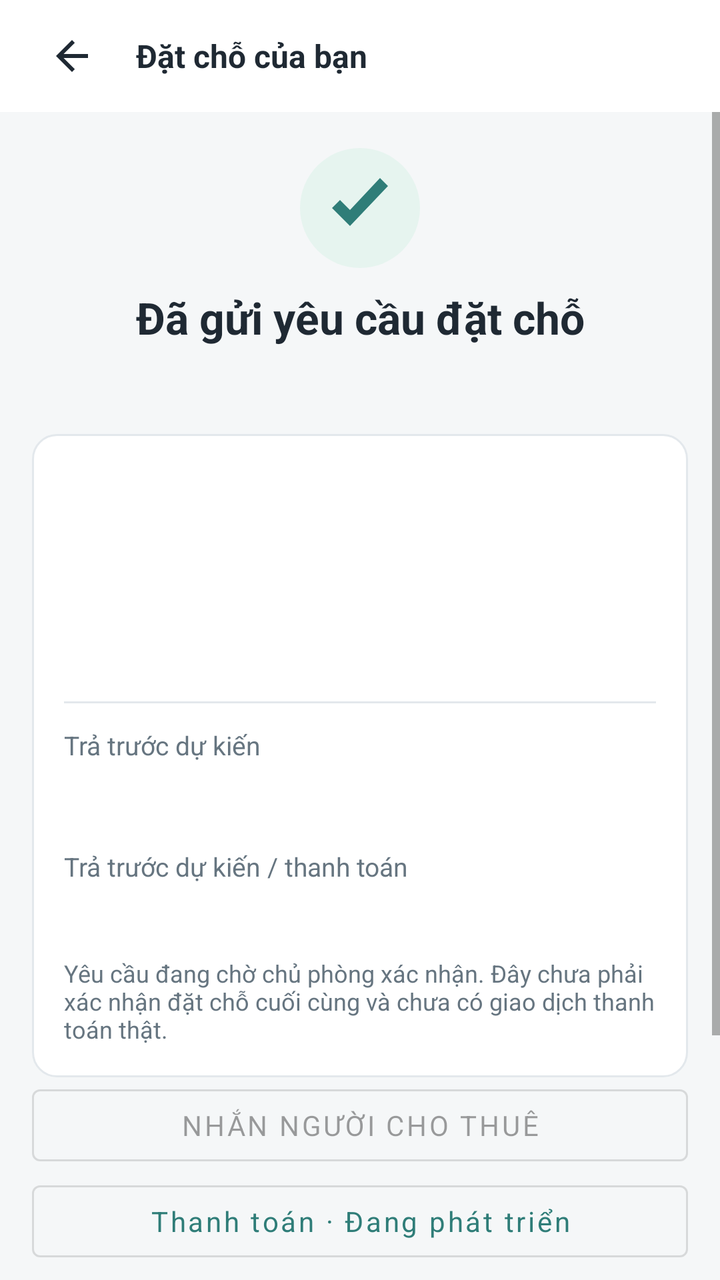
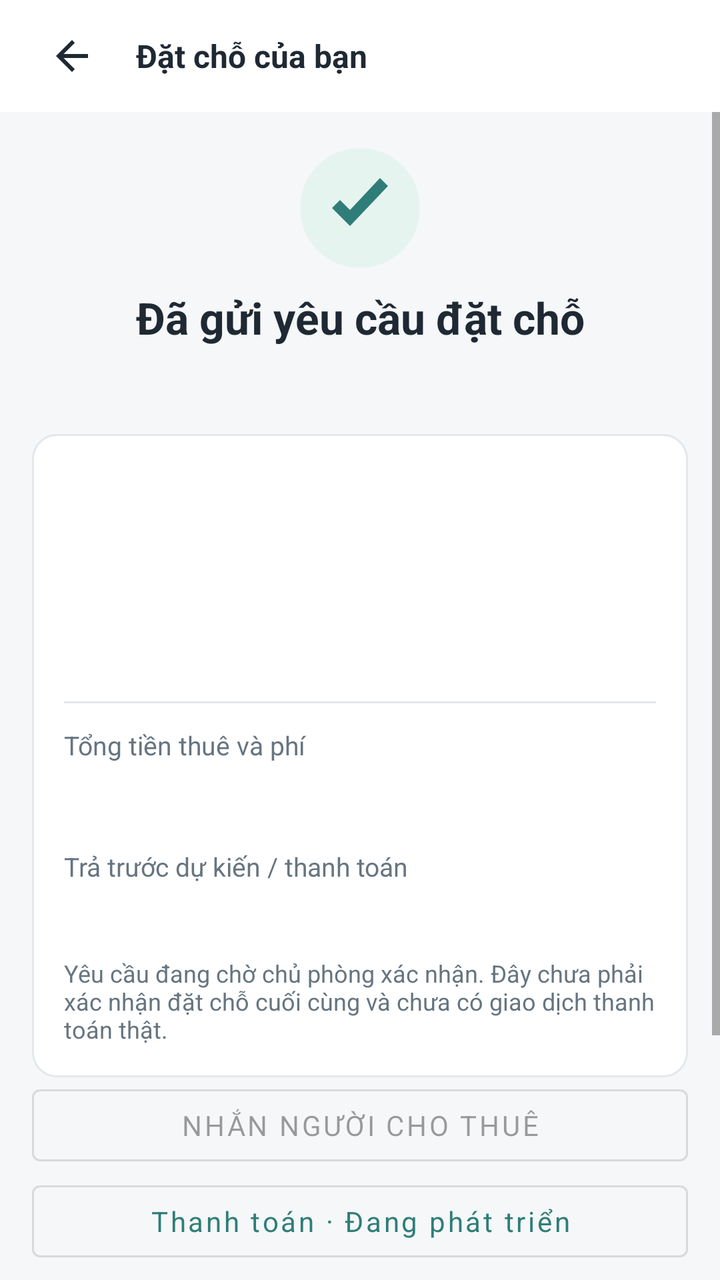

Compare the two renders of this Android layout. The source of the first and the diff that turns it into the second are given below.
<!-- AndroidManifest.xml: application theme Theme.BroomSharing -->
<!-- res/layout/activity_booking_success.xml -->
<?xml version="1.0" encoding="utf-8"?>
<androidx.constraintlayout.widget.ConstraintLayout xmlns:android="http://schemas.android.com/apk/res/android"
    xmlns:app="http://schemas.android.com/apk/res-auto"
    xmlns:tools="http://schemas.android.com/tools"
    android:layout_width="match_parent"
    android:layout_height="match_parent"
    android:background="@color/screen_bg"
    tools:context=".BookingSuccessActivity">

    <LinearLayout
        android:id="@+id/topBar"
        android:layout_width="0dp"
        android:layout_height="56dp"
        android:background="@color/white"
        android:gravity="center_vertical"
        android:orientation="horizontal"
        android:paddingStart="12dp"
        android:paddingEnd="12dp"
        app:layout_constraintEnd_toEndOf="parent"
        app:layout_constraintStart_toStartOf="parent"
        app:layout_constraintTop_toTopOf="parent">
        <ImageButton android:id="@+id/confirmationBack" android:layout_width="48dp" android:layout_height="48dp" android:padding="12dp" android:background="?attr/selectableItemBackgroundBorderless" android:src="@drawable/ic_arrow_back" android:contentDescription="Quay lại" />
        <TextView android:layout_width="0dp" android:layout_height="wrap_content" android:layout_marginStart="8dp" android:layout_weight="1" android:text="Đặt chỗ của bạn" android:textColor="@color/text_primary" android:textSize="16sp" android:textStyle="bold" />
    </LinearLayout>

    <ScrollView
        xmlns:android="http://schemas.android.com/apk/res/android"
        android:layout_width="0dp"
        android:layout_height="0dp"
        android:fillViewport="true"
        app:layout_constraintTop_toBottomOf="@id/topBar"
        app:layout_constraintBottom_toBottomOf="parent"
        app:layout_constraintStart_toStartOf="parent"
        app:layout_constraintEnd_toEndOf="parent">

        <LinearLayout
            android:layout_width="match_parent"
            android:layout_height="wrap_content"
            android:orientation="vertical"
            android:padding="16dp">

            <ImageView
                android:layout_width="64dp"
                android:layout_height="64dp"
                android:layout_gravity="center_horizontal"
                android:contentDescription="Đã gửi yêu cầu"
                android:src="@drawable/ic_check" />

            <TextView
                android:id="@+id/tvConfirmationTitle"
                android:layout_width="match_parent"
                android:layout_height="wrap_content"
                android:layout_marginTop="8dp"
                android:gravity="center"
                android:text="@string/booking_success_title"
                android:textColor="@color/text_primary"
                android:textSize="22sp"
                android:textStyle="bold" />

            <Button android:id="@+id/confirmationRetry" android:layout_width="match_parent" android:layout_height="wrap_content" android:text="@string/booking_refresh" android:visibility="gone" />
            <TextView
                android:id="@+id/tvConfirmationCode"
                android:layout_width="match_parent"
                android:layout_height="wrap_content"
                android:layout_marginTop="8dp"
                android:gravity="center"
                android:textColor="@color/teal_dark"
                android:textSize="13sp"
                android:textStyle="bold" />

            <LinearLayout
                android:id="@+id/confirmationBody"
                android:layout_width="match_parent"
                android:layout_height="wrap_content"
                android:layout_marginTop="18dp"
                android:background="@drawable/bg_card"
                android:orientation="vertical"
                android:padding="16dp">

                <TextView
                    android:id="@+id/tvConfirmationRoom"
                    android:layout_width="match_parent"
                    android:layout_height="wrap_content"
                    android:textColor="@color/text_primary"
                    android:textSize="17sp"
                    android:textStyle="bold" />

                <TextView
                    android:id="@+id/tvConfirmationAddress"
                    android:layout_width="match_parent"
                    android:layout_height="wrap_content"
                    android:layout_marginTop="6dp"
                    android:textColor="@color/text_secondary"
                    android:textSize="13sp" />

                <TextView
                    android:id="@+id/tvConfirmationRange"
                    android:layout_width="match_parent"
                    android:layout_height="wrap_content"
                    android:layout_marginTop="14dp"
                    android:textColor="@color/text_primary"
                    android:textSize="13sp" />

                <TextView
                    android:id="@+id/tvConfirmationMode"
                    android:layout_width="match_parent"
                    android:layout_height="wrap_content"
                    android:layout_marginTop="8dp"
                    android:textColor="@color/text_secondary"
                    android:textSize="13sp" />

                <View
                    android:layout_width="match_parent"
                    android:layout_height="1dp"
                    android:layout_marginTop="14dp"
                    android:background="@color/border" />

                <TextView
                    android:layout_width="match_parent"
                    android:layout_height="wrap_content"
                    android:layout_marginTop="12dp"
                    android:text="@string/booking_total_label"
                    android:textColor="@color/text_secondary"
                    android:textSize="13sp" />

                <TextView
                    android:id="@+id/tvConfirmationTotal"
                    android:layout_width="match_parent"
                    android:layout_height="wrap_content"
                    android:layout_marginTop="4dp"
                    android:textColor="@color/teal_dark"
                    android:textSize="20sp"
                    android:textStyle="bold" />

                <TextView
                    android:layout_width="match_parent"
                    android:layout_height="wrap_content"
                    android:layout_marginTop="12dp"
                    android:text="@string/booking_deposit_unpaid"
                    android:textColor="@color/text_secondary"
                    android:textSize="13sp" />

                <TextView
                    android:id="@+id/tvConfirmationDeposit"
                    android:layout_width="match_parent"
                    android:layout_height="wrap_content"
                    android:layout_marginTop="4dp"
                    android:textColor="@color/text_primary"
                    android:textSize="15sp"
                    android:textStyle="bold" />

                <TextView
                    android:layout_width="match_parent"
                    android:layout_height="wrap_content"
                    android:layout_marginTop="12dp"
                    android:id="@+id/tvConfirmationNote"
                    android:text="@string/booking_pending_explanation"
                    android:textColor="@color/text_secondary"
                    android:textSize="12sp" />
            </LinearLayout>

            <com.google.android.material.button.MaterialButton android:id="@+id/bookingChat" style="@style/Widget.MaterialComponents.Button.OutlinedButton" android:layout_width="match_parent" android:layout_height="wrap_content" android:text="@string/chat_contact" android:enabled="false" />
            <com.google.android.material.button.MaterialButton android:id="@+id/bookingPayment" style="@style/Widget.MaterialComponents.Button.OutlinedButton" android:layout_width="match_parent" android:layout_height="wrap_content" android:text="Thanh toán · Đang phát triển" android:textAllCaps="false" />
            <com.google.android.material.button.MaterialButton
                android:id="@+id/btnGoBookings"
                style="@style/Widget.BroomSharing.AuthButton"
                android:layout_width="match_parent"
                android:layout_height="wrap_content"
                android:layout_marginTop="16dp"
                android:text="@string/booking_to_my_bookings" />

            <com.google.android.material.button.MaterialButton
                android:id="@+id/btnBackExplore"
                style="@style/Widget.MaterialComponents.Button.OutlinedButton"
                android:layout_width="match_parent"
                android:layout_height="wrap_content"
                android:layout_marginTop="8dp"
                android:layout_marginBottom="16dp"
                android:text="@string/booking_continue_explore" />
        </LinearLayout>
    </ScrollView>
</androidx.constraintlayout.widget.ConstraintLayout>
<!-- resources referenced by this layout -->
<resources>
  <color name="border">#E3E8EC</color>
  <color name="screen_bg">#F5F7F8</color>
  <color name="teal_dark">#246863</color>
  <color name="text_primary">#1F2933</color>
  <color name="text_secondary">#667580</color>
  <color name="white">#FFFFFF</color>
  <!-- drawable bg_card (drawable) -->
  <shape xmlns:android="http://schemas.android.com/apk/res/android" android:shape="rectangle">
      <solid android:color="@color/white" />
      <corners android:radius="12dp" />
      <stroke android:width="1dp" android:color="@color/border" />
  </shape>
  <!-- drawable ic_arrow_back (drawable) -->
  <vector xmlns:android="http://schemas.android.com/apk/res/android" android:width="24dp" android:height="24dp" android:viewportWidth="24" android:viewportHeight="24">
      <path android:fillColor="#1F2933" android:pathData="M20,11H7.8l5.6,-5.6L12,4l-8,8 8,8 1.4,-1.4L7.8,13H20z"/>
  </vector>
  <!-- drawable ic_check (drawable) -->
  <vector xmlns:android="http://schemas.android.com/apk/res/android" android:width="64dp" android:height="64dp" android:viewportWidth="64" android:viewportHeight="64">
      <path android:fillColor="#E6F4EF" android:pathData="M32,2a30,30 0,1 0,0,60 30,30 0,0 0,0,-60"/>
      <path android:fillColor="#2F7D78" android:pathData="M18,32l9,9 19,-20 -4,-4 -15,16 -5,-5z"/>
  </vector>
  <string name="booking_continue_explore">Tiếp tục khám phá</string>
  <string name="booking_deposit_unpaid">Trả trước dự kiến / thanh toán</string>
  <string name="booking_pending_explanation">Yêu cầu đang chờ chủ phòng xác nhận. Đây chưa phải xác nhận đặt chỗ cuối cùng và chưa có giao dịch thanh toán thật.</string>
  <string name="booking_refresh">Thử lại / làm mới</string>
  <string name="booking_success_title">Đã gửi yêu cầu đặt chỗ</string>
  <string name="booking_to_my_bookings">Về đặt chỗ của tôi</string>
  <string name="booking_total_label">Trả trước dự kiến</string>
  <string name="chat_contact">Nhắn người cho thuê</string>
  <style name="Widget.BroomSharing.AuthButton" parent="Widget.MaterialComponents.Button">
          <item name="android:layout_width">match_parent</item>
          <item name="android:layout_height">wrap_content</item>
          <item name="android:minHeight">56dp</item>
          <item name="android:layout_marginTop">12dp</item>
          <item name="android:textAllCaps">false</item>
          <item name="android:textSize">16sp</item>
          <item name="cornerRadius">12dp</item>
          <item name="backgroundTint">@color/teal</item>
      </style>
  <style name="Theme.BroomSharing" parent="Theme.MaterialComponents.DayNight.NoActionBar">
          <item name="colorPrimary">@color/teal</item>
          <item name="colorSecondary">@color/teal</item>
          <item name="colorPrimaryVariant">@color/teal_dark</item>
          <item name="colorOnPrimary">@color/white</item>
          <item name="android:fontFamily">sans-serif</item>
          <item name="android:windowLightStatusBar">true</item>
          <item name="android:statusBarColor">@color/white</item>
          <item name="android:navigationBarColor">@color/white</item>
          <item name="android:windowBackground">@color/screen_bg</item>
      </style>
  <color name="teal">#2F7D78</color>
</resources>

<!-- the commit's change to res/layout/activity_booking_success.xml (unified diff, before → after) -->
@@ -5,7 +5,7 @@
     android:layout_width="match_parent"
     android:layout_height="match_parent"
     android:background="@color/screen_bg"
-    tools:context=".BookingSuccessActivity">
+    tools:context=".ui.booking.BookingSuccessActivity">
 
     <LinearLayout
         android:id="@+id/topBar"
@@ -116,6 +116,7 @@
                     android:background="@color/border" />
 
                 <TextView
+                    android:id="@+id/tvConfirmationTotalLabel"
                     android:layout_width="match_parent"
                     android:layout_height="wrap_content"
                     android:layout_marginTop="12dp"
@@ -159,6 +160,9 @@
                     android:textSize="12sp" />
             </LinearLayout>
 
+            <com.google.android.material.button.MaterialButton android:id="@+id/bookingCalendar" style="@style/WorkspaceAction" android:text="@string/calendar_save" android:visibility="gone" />
+            <com.google.android.material.button.MaterialButton android:id="@+id/bookingReview" style="@style/WorkspaceAction" android:text="@string/review_booking" android:visibility="gone" />
+            <com.google.android.material.button.MaterialButton android:id="@+id/bookingReport" style="@style/WorkspaceAction" android:text="@string/booking_report" android:visibility="gone" />
             <com.google.android.material.button.MaterialButton android:id="@+id/bookingChat" style="@style/Widget.MaterialComponents.Button.OutlinedButton" android:layout_width="match_parent" android:layout_height="wrap_content" android:text="@string/chat_contact" android:enabled="false" />
             <com.google.android.material.button.MaterialButton android:id="@+id/bookingPayment" style="@style/Widget.MaterialComponents.Button.OutlinedButton" android:layout_width="match_parent" android:layout_height="wrap_content" android:text="Thanh toán · Đang phát triển" android:textAllCaps="false" />
             <com.google.android.material.button.MaterialButton
<!-- resource entries referenced after the edit -->
@@ -25,10 +25,13 @@
   <string name="booking_deposit_unpaid">Trả trước dự kiến / thanh toán</string>
   <string name="booking_pending_explanation">Yêu cầu đang chờ chủ phòng xác nhận. Đây chưa phải xác nhận đặt chỗ cuối cùng và chưa có giao dịch thanh toán thật.</string>
   <string name="booking_refresh">Thử lại / làm mới</string>
+  <string name="booking_report">Báo cáo vấn đề của lượt thuê</string>
   <string name="booking_success_title">Đã gửi yêu cầu đặt chỗ</string>
   <string name="booking_to_my_bookings">Về đặt chỗ của tôi</string>
-  <string name="booking_total_label">Trả trước dự kiến</string>
+  <string name="booking_total_label">Tổng tiền thuê và phí</string>
+  <string name="calendar_save">Lưu vào ứng dụng Lịch</string>
   <string name="chat_contact">Nhắn người cho thuê</string>
+  <string name="review_booking">Đánh giá lượt thuê</string>
   <style name="Widget.BroomSharing.AuthButton" parent="Widget.MaterialComponents.Button">
           <item name="android:layout_width">match_parent</item>
           <item name="android:layout_height">wrap_content</item>
@@ -39,6 +42,7 @@
           <item name="cornerRadius">12dp</item>
           <item name="backgroundTint">@color/teal</item>
       </style>
+  <style name="WorkspaceAction" parent="Widget.MaterialComponents.Button.OutlinedButton"><item name="android:layout_width">match_parent</item><item name="android:layout_height">wrap_content</item><item name="android:minHeight">52dp</item><item name="android:textAllCaps">false</item><item name="android:gravity">start|center_vertical</item><item name="android:paddingStart">16dp</item><item name="android:paddingEnd">16dp</item><item name="android:layout_marginTop">8dp</item></style>
   <style name="Theme.BroomSharing" parent="Theme.MaterialComponents.DayNight.NoActionBar">
           <item name="colorPrimary">@color/teal</item>
           <item name="colorSecondary">@color/teal</item>
